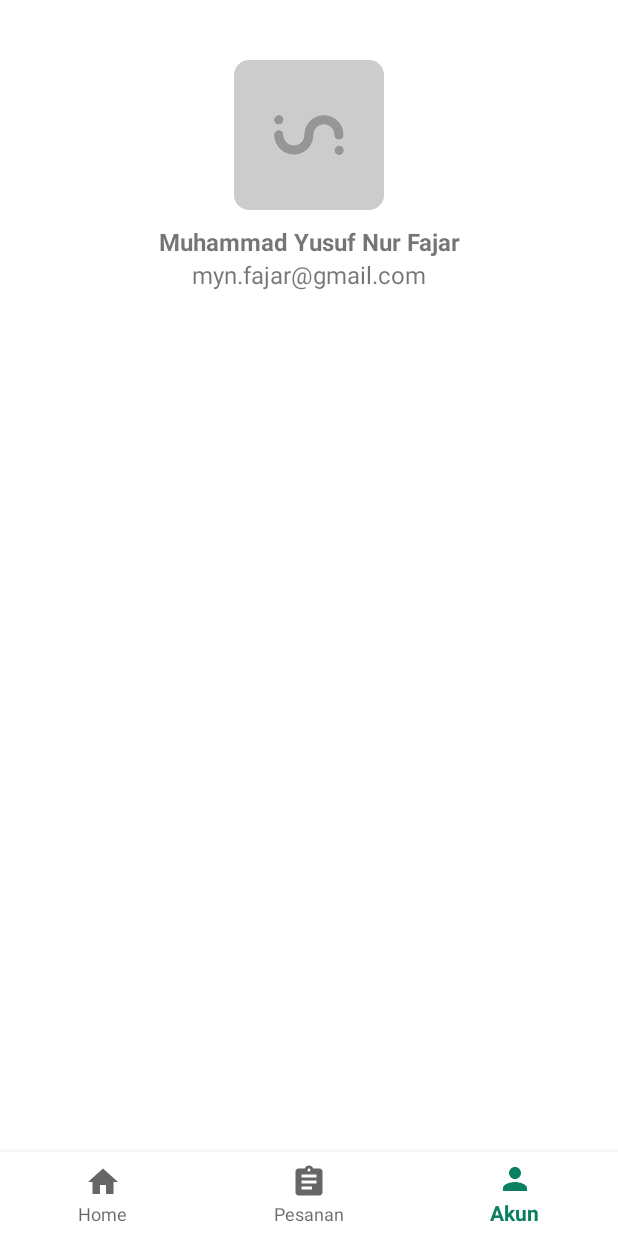
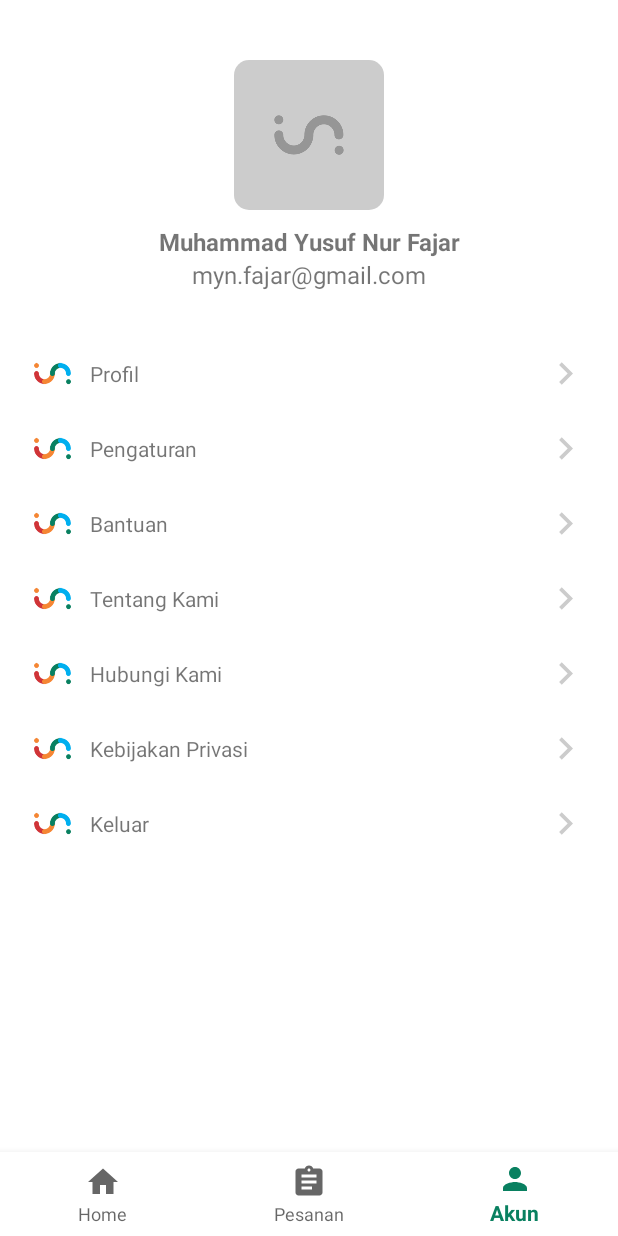
Before and after one commit to jar00t/Inharmonia, an Android app: the screen it shows after launch (MainActivity), item 3 of the bottom bar chosen, on a phone screen of 412 x 824 dp. Run offline under Robolectric (Android 15) with nearby library versions, the phone set to English and light mode, and no system bars.

Commit message:
first commit

```diff
--- a/app/src/main/java/id/inharmonia/app/AccountFragment.java
+++ b/app/src/main/java/id/inharmonia/app/AccountFragment.java
@@ -2,11 +2,20 @@ package id.inharmonia.app;
 
 import android.os.Bundle;
 import android.support.v4.app.Fragment;
+import android.support.v7.widget.GridLayoutManager;
+import android.support.v7.widget.RecyclerView;
 import android.view.LayoutInflater;
 import android.view.View;
 import android.view.ViewGroup;
 
+import java.util.ArrayList;
+import java.util.List;
+
 public class AccountFragment extends Fragment {
+
+    RecyclerView mRecyclerView;
+    List<MainMenu> mMenuList;
+    MainMenu mMenuItem;
 
     public AccountFragment() {}
 
@@ -18,7 +27,33 @@ public class AccountFragment extends Fragment {
     @Override
     public View onCreateView(LayoutInflater inflater, ViewGroup container,
                              Bundle savedInstanceState) {
-        return inflater.inflate(R.layout.fragment_account, container, false);
+        View view = inflater.inflate(R.layout.fragment_account, container, false);
+
+        mRecyclerView = view.findViewById(R.id.rv_menu_link_list);
+        GridLayoutManager mGridLayoutManager = new GridLayoutManager(getActivity(), 1);
+        mRecyclerView.setLayoutManager(mGridLayoutManager);
+
+        mMenuList = new ArrayList<>();
+
+        mMenuItem = new MainMenu("Profil", R.drawable.in_symbol_100);
+        mMenuList.add(mMenuItem);
+        mMenuItem = new MainMenu("Pengaturan", R.drawable.in_symbol_100);
+        mMenuList.add(mMenuItem);
+        mMenuItem = new MainMenu("Bantuan", R.drawable.in_symbol_100);
+        mMenuList.add(mMenuItem);
+        mMenuItem = new MainMenu("Tentang Kami", R.drawable.in_symbol_100);
+        mMenuList.add(mMenuItem);
+        mMenuItem = new MainMenu("Hubungi Kami", R.drawable.in_symbol_100);
+        mMenuList.add(mMenuItem);
+        mMenuItem = new MainMenu("Kebijakan Privasi", R.drawable.in_symbol_100);
+        mMenuList.add(mMenuItem);
+        mMenuItem = new MainMenu("Keluar", R.drawable.in_symbol_100);
+        mMenuList.add(mMenuItem);
+
+        MainMenuAdapter mMainMenuAdapter = new MainMenuAdapter(getActivity(), mMenuList, R.layout.rv_menu_link_item_row);
+        mRecyclerView.setAdapter(mMainMenuAdapter);
+
+        return view;
     }
 
 }
--- a/app/src/main/java/id/inharmonia/app/HomeFragment.java
+++ b/app/src/main/java/id/inharmonia/app/HomeFragment.java
@@ -55,7 +55,7 @@ public class HomeFragment extends Fragment {
         mMenuItem = new MainMenu("Lainnya", R.drawable.in_more_square);
         mMenuList.add(mMenuItem);
 
-        MainMenuAdapter mMainMenuAdapter = new MainMenuAdapter(getActivity(), mMenuList);
+        MainMenuAdapter mMainMenuAdapter = new MainMenuAdapter(getActivity(), mMenuList, R.layout.rv_menu_item_row);
         mRecyclerView.setAdapter(mMainMenuAdapter);
 
         return view;
--- a/app/src/main/java/id/inharmonia/app/MainMenuAdapter.java
+++ b/app/src/main/java/id/inharmonia/app/MainMenuAdapter.java
@@ -14,16 +14,18 @@ import java.util.List;
 public class MainMenuAdapter extends RecyclerView.Adapter<MenuViewHolder> {
     private Context mContext;
     private List<MainMenu> mMenuList;
+    private int mLayoutType;
 
-    MainMenuAdapter(Context mContext, List<MainMenu> mMenuList) {
+    MainMenuAdapter(Context mContext, List<MainMenu> mMenuList, int mLayoutType) {
         this.mContext = mContext;
         this.mMenuList = mMenuList;
+        this.mLayoutType = mLayoutType;
     }
 
     @NonNull
     @Override
     public MenuViewHolder onCreateViewHolder(@NonNull ViewGroup parent, int i) {
-        View mView = LayoutInflater.from(parent.getContext()).inflate(R.layout.rv_menu_item_row, parent, false);
+        View mView = LayoutInflater.from(parent.getContext()).inflate(mLayoutType, parent, false);
         return new MenuViewHolder(mView);
     }
 
--- a/app/src/main/res/layout/fragment_account.xml
+++ b/app/src/main/res/layout/fragment_account.xml
@@ -61,6 +61,12 @@
                     android:textSize="16sp"
                     android:text="myn.fajar@gmail.com" />
 
+                <android.support.v7.widget.RecyclerView
+                    android:id="@+id/rv_menu_link_list"
+                    android:layout_width="match_parent"
+                    android:layout_height="wrap_content"
+                    android:layout_marginTop="30dp" />
+
             </LinearLayout>
 
         </ScrollView>
--- a/app/src/main/res/layout/lv_menu_link_item_row.xml
+++ /dev/null
@@ -1,37 +0,0 @@
-<?xml version="1.0" encoding="utf-8"?>
-<RelativeLayout xmlns:android="http://schemas.android.com/apk/res/android"
-    android:layout_width="match_parent"
-    android:layout_height="match_parent"
-    android:orientation="horizontal"
-    android:padding="10dp">
-
-    <LinearLayout
-        android:layout_width="wrap_content"
-        android:layout_height="wrap_content"
-        android:gravity="start"
-        android:orientation="horizontal">
-
-        <ImageView
-            android:layout_width="30dp"
-            android:layout_height="30dp"
-            android:src="@drawable/in_symbol_100"
-            android:contentDescription="@string/menu_link_icon" />
-
-        <TextView
-            android:layout_width="wrap_content"
-            android:layout_height="30dp"
-            android:gravity="center_vertical"
-            android:layout_marginStart="10dp"
-            android:text=""/>
-
-    </LinearLayout>
-
-    <ImageView
-        android:layout_width="30dp"
-        android:layout_height="30dp"
-        android:tint="@color/colorGrey"
-        android:src="@drawable/ic_chevron_right_black_24dp"
-        android:layout_alignParentEnd="true"
-        android:contentDescription="@string/next_icon"/>
-
-</RelativeLayout>
--- /dev/null
+++ b/app/src/main/res/layout/rv_menu_link_item_row.xml
@@ -0,0 +1,61 @@
+<?xml version="1.0" encoding="utf-8"?>
+<android.support.constraint.ConstraintLayout xmlns:android="http://schemas.android.com/apk/res/android"
+    android:layout_width="match_parent"
+    android:layout_height="wrap_content"
+    xmlns:card_view="http://schemas.android.com/tools"
+    android:orientation="vertical"
+    xmlns:app="http://schemas.android.com/apk/res-auto">
+
+    <android.support.v7.widget.CardView
+        android:layout_width="match_parent"
+        android:layout_height="wrap_content"
+        android:layout_gravity="center"
+        app:cardElevation="0dp"
+        card_view:cardUseCompatPadding="true"
+        card_view:cardPreventCornerOverlap="false"
+        android:foreground="?android:attr/selectableItemBackground"
+        android:clickable="true"
+        android:focusable="true">
+
+        <RelativeLayout
+            android:layout_width="match_parent"
+            android:layout_height="match_parent"
+            android:orientation="horizontal"
+            android:padding="10dp">
+
+            <LinearLayout
+                android:layout_width="wrap_content"
+                android:layout_height="wrap_content"
+                android:gravity="start"
+                android:orientation="horizontal">
+
+                <ImageView
+                    android:id="@+id/ivIcon"
+                    android:layout_width="30dp"
+                    android:layout_height="30dp"
+                    android:src="@drawable/in_symbol_100"
+                    android:contentDescription="@string/menu_link_icon" />
+
+                <TextView
+                    android:id="@+id/tvTitle"
+                    android:layout_width="wrap_content"
+                    android:layout_height="30dp"
+                    android:gravity="center_vertical"
+                    android:layout_marginStart="10dp"
+                    android:text=""/>
+
+            </LinearLayout>
+
+            <ImageView
+                android:layout_width="30dp"
+                android:layout_height="30dp"
+                android:tint="@color/colorGrey"
+                android:src="@drawable/ic_chevron_right_black_24dp"
+                android:layout_alignParentEnd="true"
+                android:contentDescription="@string/next_icon"/>
+
+        </RelativeLayout>
+
+    </android.support.v7.widget.CardView>
+
+</android.support.constraint.ConstraintLayout>
--- a/app/src/main/res/values/dimens.xml
+++ b/app/src/main/res/values/dimens.xml
@@ -1,5 +1,4 @@
 <resources>
-    <!-- Default screen margins, per the Android Design guidelines. -->
     <dimen name="activity_horizontal_margin">16dp</dimen>
     <dimen name="activity_vertical_margin">16dp</dimen>
     <dimen name="fab_margin">16dp</dimen>
```
Also changed, not shown: 145 other files.
